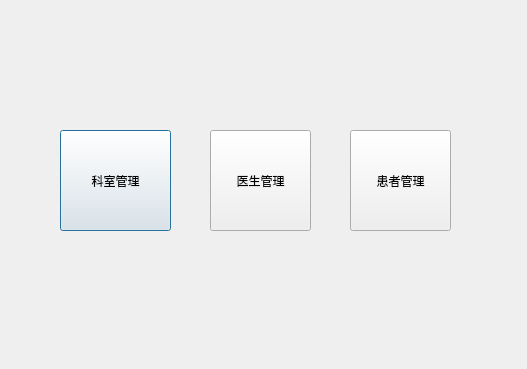
Above: welcome.ui from Jvsong/Qttask3 before the change. Below: the same form after it.
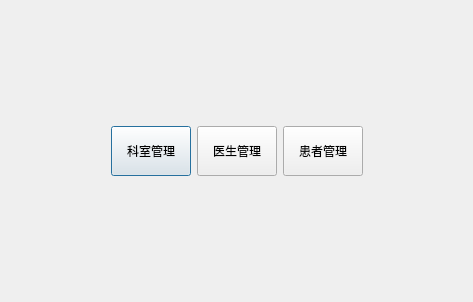
That is the form after the change.

Patch:
```diff
--- a/welcome.ui
+++ b/welcome.ui
@@ -6,52 +6,167 @@
    <rect>
     <x>0</x>
     <y>0</y>
-    <width>527</width>
-    <height>369</height>
+    <width>473</width>
+    <height>302</height>
    </rect>
   </property>
   <property name="windowTitle">
    <string>Dialog</string>
   </property>
-  <widget class="QPushButton" name="pushButton">
-   <property name="geometry">
-    <rect>
-     <x>60</x>
-     <y>130</y>
-     <width>111</width>
-     <height>101</height>
-    </rect>
-   </property>
-   <property name="text">
-    <string>科室管理</string>
-   </property>
-  </widget>
-  <widget class="QPushButton" name="pushButton_2">
-   <property name="geometry">
-    <rect>
-     <x>210</x>
-     <y>130</y>
-     <width>101</width>
-     <height>101</height>
-    </rect>
-   </property>
-   <property name="text">
-    <string>医生管理</string>
-   </property>
-  </widget>
-  <widget class="QPushButton" name="pushButton_3">
-   <property name="geometry">
-    <rect>
-     <x>350</x>
-     <y>130</y>
-     <width>101</width>
-     <height>101</height>
-    </rect>
-   </property>
-   <property name="text">
-    <string>患者管理</string>
-   </property>
-  </widget>
+  <layout class="QGridLayout" name="gridLayout">
+   <item row="0" column="1">
+    <spacer name="verticalSpacer">
+     <property name="orientation">
+      <enum>Qt::Orientation::Vertical</enum>
+     </property>
+     <property name="sizeHint" stdset="0">
+      <size>
+       <width>20</width>
+       <height>80</height>
+      </size>
+     </property>
+    </spacer>
+   </item>
+   <item row="1" column="0">
+    <spacer name="horizontalSpacer">
+     <property name="orientation">
+      <enum>Qt::Orientation::Horizontal</enum>
+     </property>
+     <property name="sizeHint" stdset="0">
+      <size>
+       <width>40</width>
+       <height>20</height>
+      </size>
+     </property>
+    </spacer>
+   </item>
+   <item row="1" column="1">
+    <layout class="QHBoxLayout" name="horizontalLayout">
+     <property name="sizeConstraint">
+      <enum>QLayout::SizeConstraint::SetNoConstraint</enum>
+     </property>
+     <item>
+      <widget class="QPushButton" name="pushButton">
+       <property name="sizePolicy">
+        <sizepolicy hsizetype="Preferred" vsizetype="Preferred">
+         <horstretch>50</horstretch>
+         <verstretch>50</verstretch>
+        </sizepolicy>
+       </property>
+       <property name="minimumSize">
+        <size>
+         <width>50</width>
+         <height>50</height>
+        </size>
+       </property>
+       <property name="sizeIncrement">
+        <size>
+         <width>50</width>
+         <height>50</height>
+        </size>
+       </property>
+       <property name="text">
+        <string>科室管理</string>
+       </property>
+       <property name="iconSize">
+        <size>
+         <width>155</width>
+         <height>160</height>
+        </size>
+       </property>
+      </widget>
+     </item>
+     <item>
+      <widget class="QPushButton" name="pushButton_2">
+       <property name="sizePolicy">
+        <sizepolicy hsizetype="Preferred" vsizetype="Preferred">
+         <horstretch>50</horstretch>
+         <verstretch>50</verstretch>
+        </sizepolicy>
+       </property>
+       <property name="minimumSize">
+        <size>
+         <width>50</width>
+         <height>50</height>
+        </size>
+       </property>
+       <property name="sizeIncrement">
+        <size>
+         <width>50</width>
+         <height>50</height>
+        </size>
+       </property>
+       <property name="text">
+        <string>医生管理</string>
+       </property>
+       <property name="iconSize">
+        <size>
+         <width>155</width>
+         <height>160</height>
+        </size>
+       </property>
+      </widget>
+     </item>
+     <item>
+      <widget class="QPushButton" name="pushButton_3">
+       <property name="sizePolicy">
+        <sizepolicy hsizetype="Preferred" vsizetype="Preferred">
+         <horstretch>50</horstretch>
+         <verstretch>50</verstretch>
+        </sizepolicy>
+       </property>
+       <property name="minimumSize">
+        <size>
+         <width>50</width>
+         <height>50</height>
+        </size>
+       </property>
+       <property name="sizeIncrement">
+        <size>
+         <width>50</width>
+         <height>50</height>
+        </size>
+       </property>
+       <property name="text">
+        <string>患者管理</string>
+       </property>
+       <property name="iconSize">
+        <size>
+         <width>155</width>
+         <height>160</height>
+        </size>
+       </property>
+      </widget>
+     </item>
+    </layout>
+   </item>
+   <item row="1" column="2">
+    <spacer name="horizontalSpacer_2">
+     <property name="orientation">
+      <enum>Qt::Orientation::Horizontal</enum>
+     </property>
+     <property name="sizeHint" stdset="0">
+      <size>
+       <width>40</width>
+       <height>20</height>
+      </size>
+     </property>
+    </spacer>
+   </item>
+   <item row="2" column="1">
+    <spacer name="verticalSpacer_2">
+     <property name="orientation">
+      <enum>Qt::Orientation::Vertical</enum>
+     </property>
+     <property name="sizeHint" stdset="0">
+      <size>
+       <width>20</width>
+       <height>80</height>
+      </size>
+     </property>
+    </spacer>
+   </item>
+  </layout>
  </widget>
  <resources/>
  <connections/>
```
